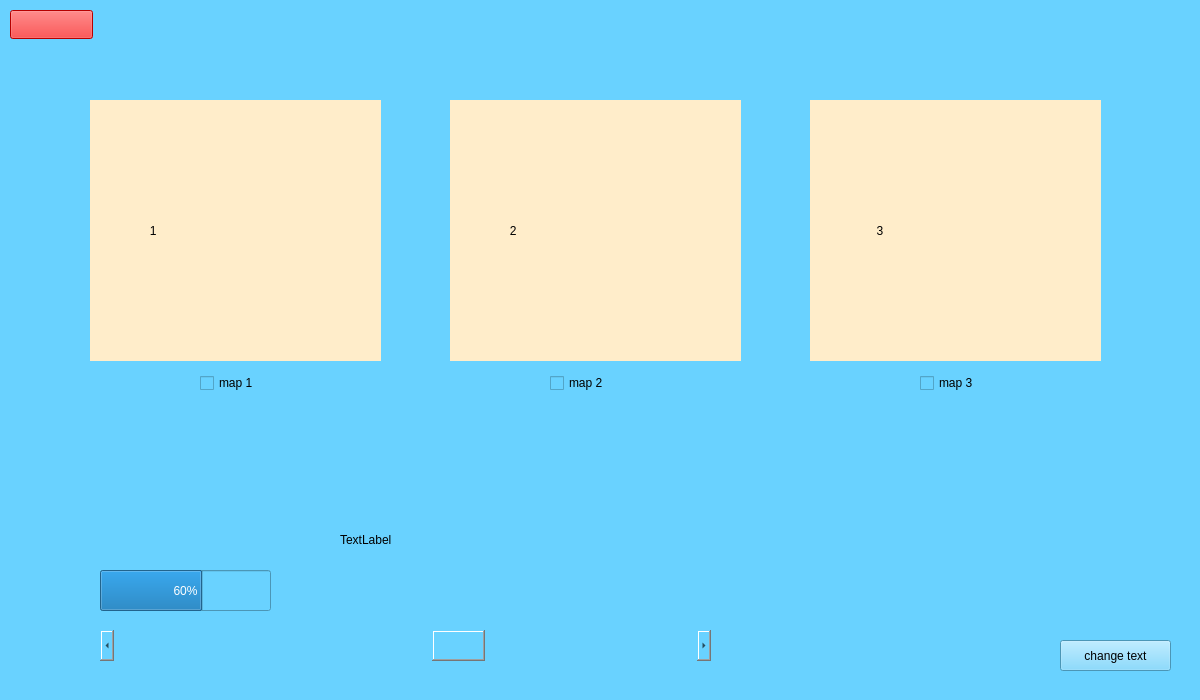
ehsan-esf0/Qt-Game, file selectmap.ui: the form before one commit.
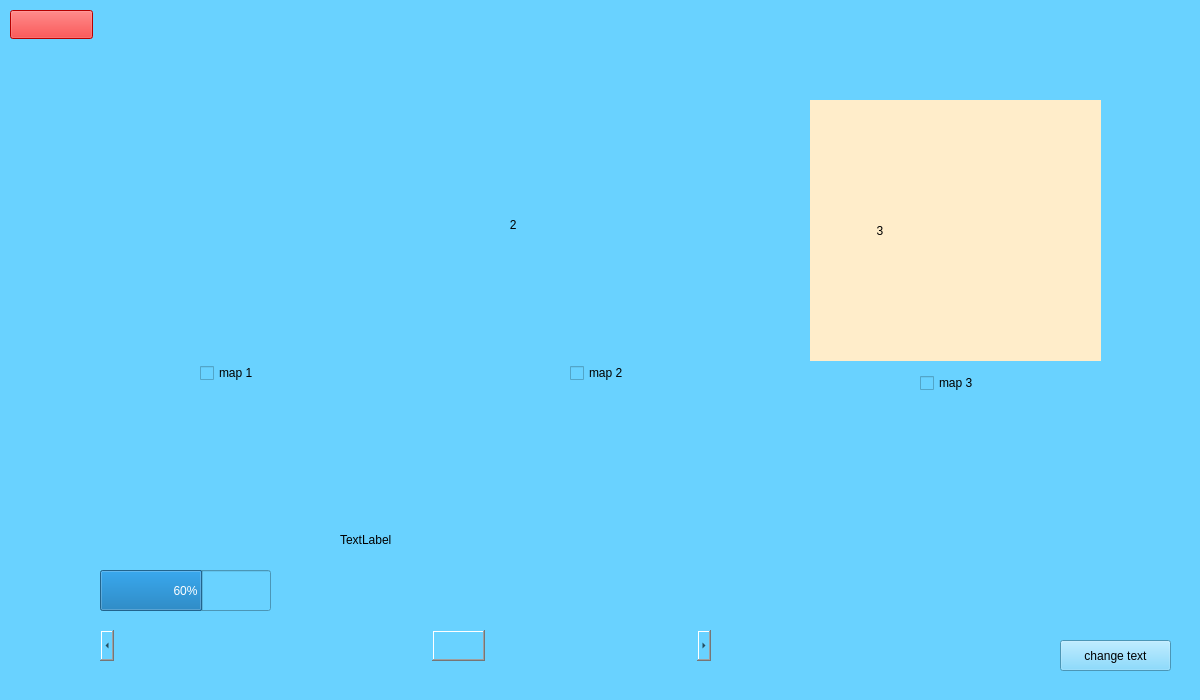
The form after the commit. Icons and pictures are not drawn.

The edit to the form file:
```diff
--- a/selectmap.ui
+++ b/selectmap.ui
@@ -10,6 +10,12 @@
     <height>700</height>
    </rect>
   </property>
+  <property name="minimumSize">
+   <size>
+    <width>300</width>
+    <height>250</height>
+   </size>
+  </property>
   <property name="maximumSize">
    <size>
     <width>1200</width>
@@ -33,16 +39,28 @@
     <rect>
      <x>90</x>
      <y>100</y>
-     <width>291</width>
-     <height>261</height>
+     <width>301</width>
+     <height>251</height>
     </rect>
    </property>
+   <property name="minimumSize">
+    <size>
+     <width>300</width>
+     <height>249</height>
+    </size>
+   </property>
+   <property name="sizeIncrement">
+    <size>
+     <width>400</width>
+     <height>400</height>
+    </size>
+   </property>
    <property name="styleSheet">
-    <string notr="true">background-color : rgb(255, 237, 202);
-color : rgb(0, 0, 0);</string>
+    <string notr="true">background :url(:/res/image/smap1.png);
+</string>
    </property>
    <property name="text">
-    <string>                  1</string>
+    <string/>
    </property>
   </widget>
   <widget class="QLabel" name="label_2">
@@ -50,12 +68,24 @@
     <rect>
      <x>450</x>
      <y>100</y>
-     <width>291</width>
-     <height>261</height>
+     <width>301</width>
+     <height>249</height>
     </rect>
    </property>
+   <property name="minimumSize">
+    <size>
+     <width>300</width>
+     <height>249</height>
+    </size>
+   </property>
+   <property name="sizeIncrement">
+    <size>
+     <width>300</width>
+     <height>249</height>
+    </size>
+   </property>
    <property name="styleSheet">
-    <string notr="true">background-color : rgb(255, 237, 202);
+    <string notr="true">background: url(:/res/image/smap2.png) ;
 color : rgb(0, 0, 0);</string>
    </property>
    <property name="text">
@@ -99,7 +129,7 @@
    <property name="geometry">
     <rect>
      <x>200</x>
-     <y>370</y>
+     <y>360</y>
      <width>93</width>
      <height>26</height>
     </rect>
@@ -117,8 +147,8 @@
   <widget class="QCheckBox" name="checkBox_2">
    <property name="geometry">
     <rect>
-     <x>550</x>
-     <y>370</y>
+     <x>570</x>
+     <y>360</y>
      <width>93</width>
      <height>26</height>
     </rect>
```
